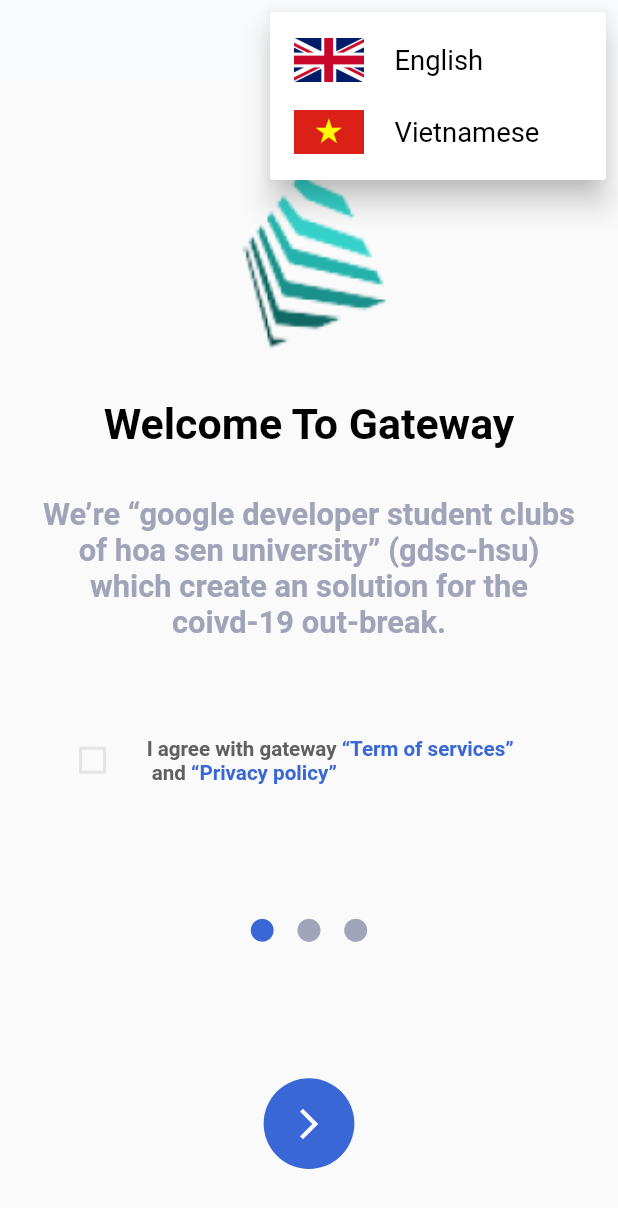
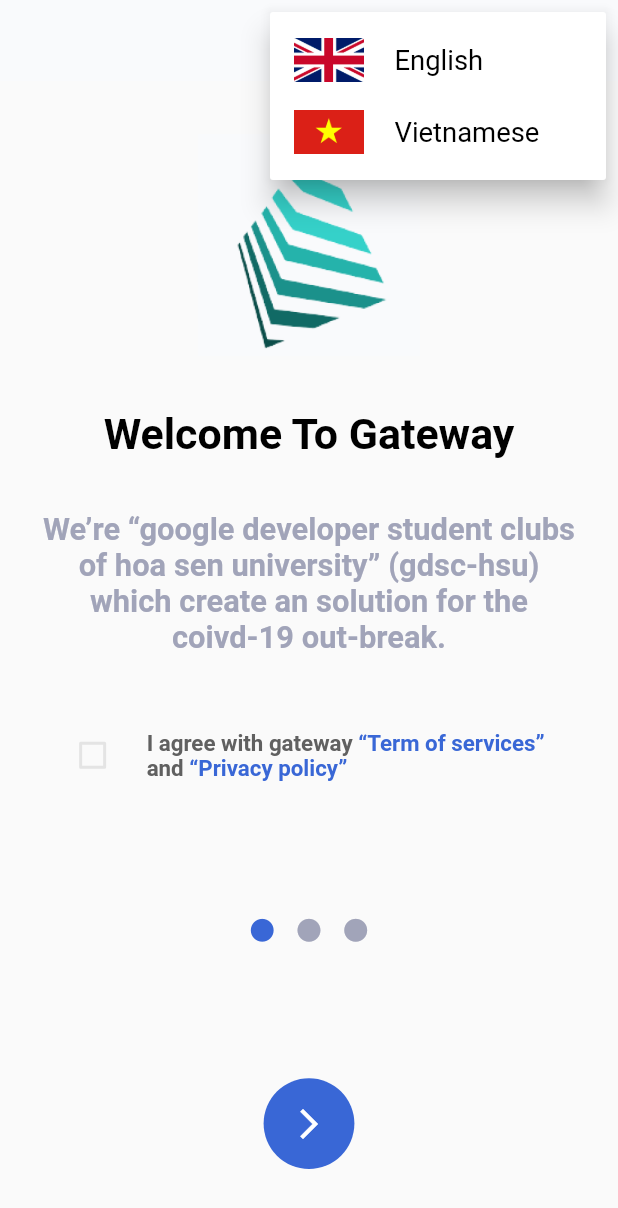
Before and after one commit to GDSC-HSU/gateway, a Flutter app: the screen it shows after launch, after a tap on "EN", on a phone screen of 412 x 824 dp. Shown: the top 1208 px of the screen. Run offline on Flutter 3.47's test engine with Material 2 defaults, Android fonts, the phone set to English and light mode, and no system bars; our stand-ins replace bloc, camera, connectivity, easy_localization, equatable, firebase_core and 5 more; missing offline and left inert: flutter_reactive_ble, google_ml_kit, mqtt_client, tflite; accounts and stored records are empty; statements that could not run were skipped.

Commit message:
fix text and avatar

```diff
--- a/assets/translations/en.json
+++ b/assets/translations/en.json
@@ -42,5 +42,7 @@
     "online": "online",
     "device_name": "Device Name",
     "device_id": "Device ID",
-    "content_congratulation": "Device has been added to your oganization"
+    "content_congratulation": "Device has been added to your oganization",
+    "privacy_policy": "“Privacy policy”",
+    "term_of_services": "“Term of services”"
 }
--- a/assets/translations/vi.json
+++ b/assets/translations/vi.json
@@ -42,5 +42,7 @@
     "online": "Trực tuyến",
     "device_name": "Tên thiết bị",
     "device_id": "ID thiết bị",
-    "content_congratulation": "Thiết bị đã được thêm vào tổ chức của bạn"
+    "content_congratulation": "Thiết bị đã được thêm vào tổ chức của bạn",
+    "privacy_policy": "“Chính sách bảo mật”",
+    "term_of_services": "“Thời hạn của dịch vụ”"
 }
--- a/lib/main.dart
+++ b/lib/main.dart
@@ -3,6 +3,7 @@ import 'package:easy_localization/easy_localization.dart';
 import 'package:firebase_core/firebase_core.dart';
 
 import 'package:flutter/material.dart';
+import 'package:flutter/services.dart';
 import 'package:flutter_reactive_ble/flutter_reactive_ble.dart';
 import 'package:gateway/app.dart';
 import 'package:gateway/firebase_options.dart';
@@ -19,7 +20,7 @@ Future<void> main() async {
   await FlutterReactiveBle().initialize();
   await DeviceIdentityService.ensureInitialized();
   cameras = await availableCameras();
-
+   _portraitModeOnly();
   runApp(
     EasyLocalization(
       supportedLocales: const [Locale('en'), Locale('vi')],
@@ -28,4 +29,11 @@ Future<void> main() async {
       child: const MyApp(),
     ),
   );
+
 }
+void _portraitModeOnly() {
+  SystemChrome.setPreferredOrientations([
+    DeviceOrientation.portraitUp,
+    DeviceOrientation.portraitDown,
+  ]);
+}
--- a/lib/screens/gateway_check_screen/gateway_check_screen.dart
+++ b/lib/screens/gateway_check_screen/gateway_check_screen.dart
@@ -88,7 +88,7 @@ class _GatewayCheckScreenState extends State<GatewayCheckScreen> {
       appBar: BuildAppBar(
         languageModel: languageModel,
         title: LocaleKeys.gateway_home.tr(),
-        leading: Image.asset('assets/images/logo_gateway.png'),
+        leading: Image.asset('assets/images/gateway_logo.png'),
       ),
       body: Stack(
         children: [
--- a/lib/screens/introduction_screen/introduction_screen.dart
+++ b/lib/screens/introduction_screen/introduction_screen.dart
@@ -42,9 +42,15 @@ class _IntroductionScreenState extends State<IntroductionScreen> {
 
   @override
   Widget build(BuildContext context) {
-    LanguageModel languageModel = CheckLanguage.checkLanguage(context.locale.languageCode);
+    LanguageModel languageModel =
+        CheckLanguage.checkLanguage(context.locale.languageCode);
+
     return Scaffold(
-      appBar: BuildAppBar(languageModel: languageModel, title: '', leading: Container(),),
+      appBar: BuildAppBar(
+        languageModel: languageModel,
+        title: '',
+        leading: Container(),
+      ),
       body: Container(
         padding: EdgeInsets.only(bottom: 200.h),
         child: PageView(
@@ -71,7 +77,7 @@ class _IntroductionScreenState extends State<IntroductionScreen> {
                         fontWeight: FontWeight.w600,
                       ),
                     ),
-                    SizedBox(height: 40.h),
+                    SizedBox(height: 30.h),
                     Theme(
                       data: Theme.of(context).copyWith(
                         unselectedWidgetColor: GatewayColors.outLineCheckBox,
@@ -79,52 +85,35 @@ class _IntroductionScreenState extends State<IntroductionScreen> {
                       child: CheckboxListTile(
                         activeColor: GatewayColors.buttonBgLight,
                         controlAffinity: ListTileControlAffinity.leading,
-                        title: Column(
-                          children: [
-                            Row(
-                              children: [
-                                Text(
-                                  LocaleKeys.i_agree_with_gateway.tr() + " ",
-                                  //'I agree with gateway ',
+                        title: RichText(
+                          text: TextSpan(
+                            text: LocaleKeys.i_agree_with_gateway.tr() + " ",
                             style: TextStyle(
                               color: GatewayColors.textPermissionBgLight,
                               fontWeight: FontWeight.w600,
-                                    fontSize: 12.sp,
+                              fontSize: 13.sp,
                             ),
-                                ),
-                                Text(
-                                  '“Term of services”',
+                            children: [
+                              TextSpan(
+                                  text: LocaleKeys.term_of_services.tr() + " ",
                                   style: TextStyle(
                                     color: GatewayColors.buttonBgLight,
                                     fontWeight: FontWeight.w600,
-                                    fontSize: 12.sp,
+                                    fontSize: 13.sp,
+                                  )),
+                              TextSpan(text: LocaleKeys.and.tr() + " "),
+                              TextSpan(
+                                text: LocaleKeys.privacy_policy.tr(),
+                                style: TextStyle(
+                                  color: GatewayColors.buttonBgLight,
+                                  fontWeight: FontWeight.w600,
+                                  fontSize: 13.sp,
                                 ),
                               ),
                             ],
                           ),
-                            Row(
-                              children: [
-                                Text(
-                                  " " +LocaleKeys.and + " ",
-                                  //' and ',
-                                  style: TextStyle(
-                                    color: GatewayColors.textPermissionBgLight,
-                                    fontWeight: FontWeight.w600,
-                                    fontSize: 12.sp,
                         ),
-                                ),
-                                Text(
-                                  '“Privacy policy”',
-                                  style: TextStyle(
-                                    color: GatewayColors.buttonBgLight,
-                                    fontWeight: FontWeight.w600,
-                                    fontSize: 12.sp,
-                                  ),
-                                ),
-                              ],
-                            ),
-                          ],
-                        ),
+
                         value: valuePolicy,
                         onChanged: (bool? value) {
                           setState(() {
@@ -136,7 +125,7 @@ class _IntroductionScreenState extends State<IntroductionScreen> {
                   ],
                 ),
               ),
-              image: 'assets/images/logo_gateway.png',
+              image: 'assets/images/gateway_logo.png',
               title: LocaleKeys.welcome_to_gateway.tr(),
               //'Welcome To Gateway',
             ),
@@ -149,7 +138,7 @@ class _IntroductionScreenState extends State<IntroductionScreen> {
                   fit: BoxFit.cover,
                 ),
               ),
-              image: 'assets/images/logo_gateway.png',
+              image: 'assets/images/gateway_logo.png',
               title: LocaleKeys.what_is_gateway.tr(),
               //'What Is Gateway',
             ),
@@ -187,7 +176,8 @@ class _IntroductionScreenState extends State<IntroductionScreen> {
                                   controlAffinity:
                                       ListTileControlAffinity.leading,
                                   title: Text(
-                                    LocaleKeys.i_agree_with_bluetooth_permission.tr(),
+                                    LocaleKeys.i_agree_with_bluetooth_permission
+                                        .tr(),
                                     //'I agree with bluetooth permission',
                                     style: TextStyle(
                                       color:
@@ -219,7 +209,8 @@ class _IntroductionScreenState extends State<IntroductionScreen> {
                                   controlAffinity:
                                       ListTileControlAffinity.leading,
                                   title: Text(
-                                    LocaleKeys.i_agree_with_camera_permission.tr(),
+                                    LocaleKeys.i_agree_with_camera_permission
+                                        .tr(),
                                     //'I agree with camera permission',
                                     style: TextStyle(
                                       color:
```
Also changed, not shown: assets/images/gateway_logo.png (added), assets/images/logo_gateway.png (deleted), lib/generated/locale_keys.g.dart. Lines whose indentation alone changed are shown as unchanged.
